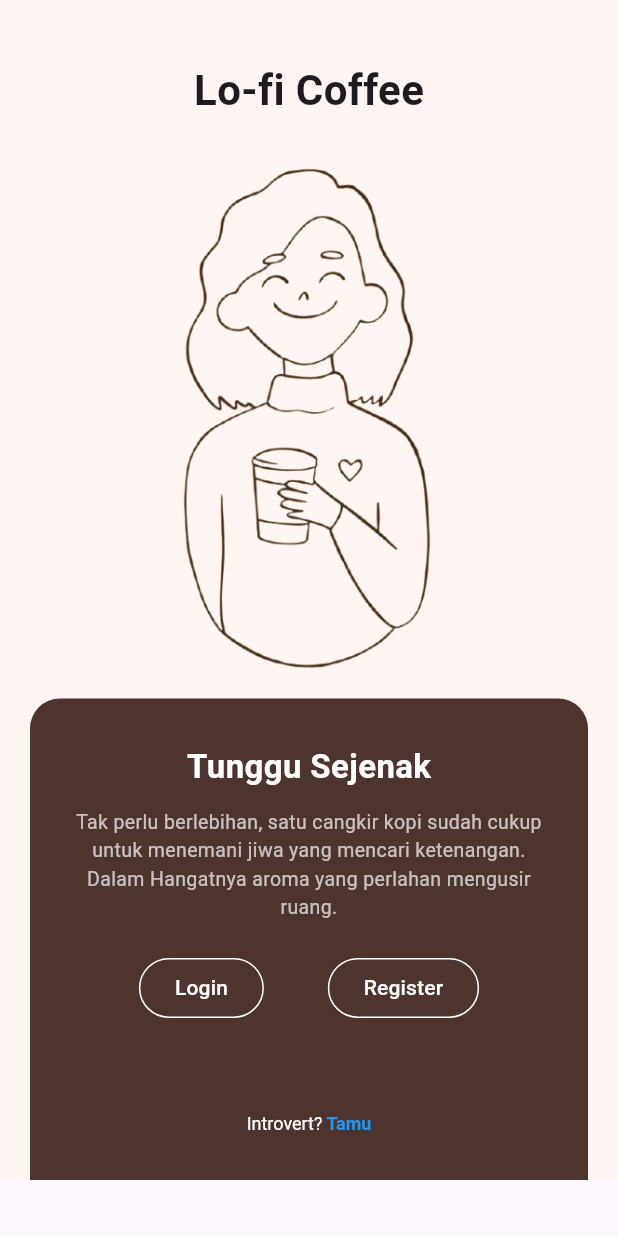
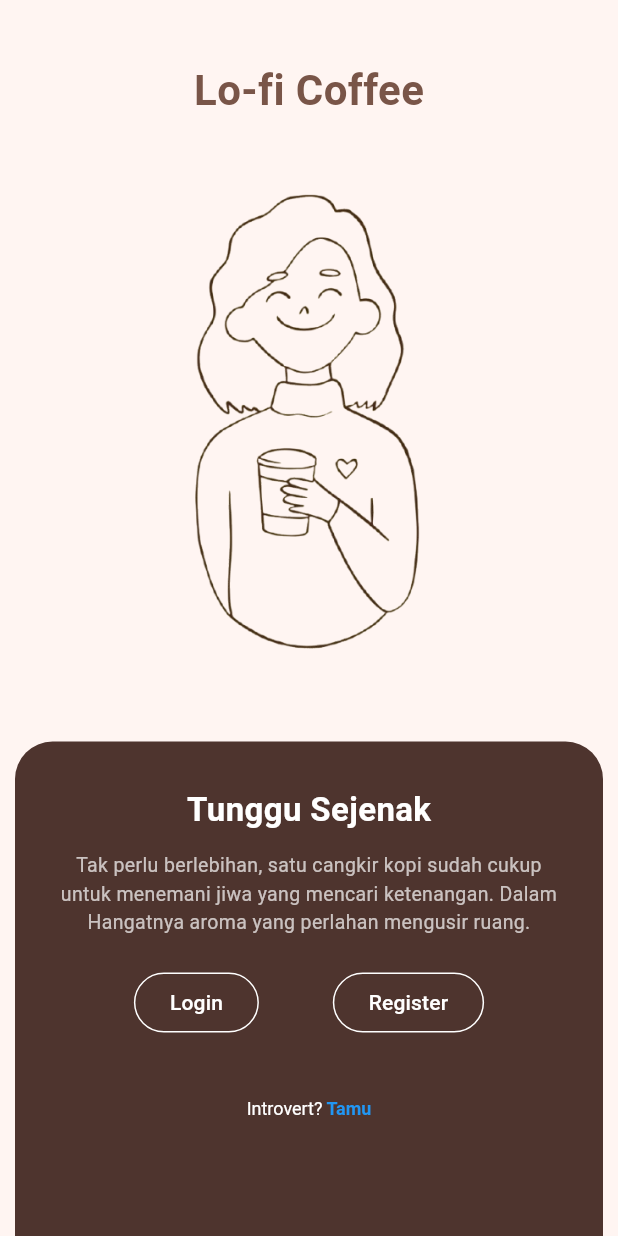
Before and after one commit to Andkhrzald/LofiCoffe, a Flutter app: the screen it shows after launch, on a phone screen of 412 x 824 dp. Run offline on Flutter 3.47's test engine with Material 3 defaults, Android fonts, the phone set to English and light mode, and no system bars.

Commit message:
Style Container Login

```diff
--- a/lib/main.dart
+++ b/lib/main.dart
@@ -10,48 +10,61 @@ class loginPage extends StatelessWidget {
     return new MaterialApp(
       debugShowCheckedModeBanner: false,
       home: new Scaffold(
-        body: SingleChildScrollView(
-          child: Container(
-            //id=kotak
+        body: LayoutBuilder(
+          builder: (context, constraints) {
+            return Container(
               color: const Color.fromARGB(255, 255, 245, 242),
               width: double.infinity,
-            child: new Column(
-              mainAxisAlignment:
-                  MainAxisAlignment.start, //nempel ke atas tulisanya
+              height: constraints.maxHeight, // ⬅️ full tinggi layar
+              child: Column(
                 children: [
-                SizedBox(height: 40), //Jarak dari atas
-                Text(
+                  const SizedBox(height: 40),
+                  const Text(
                     "Lo-fi Coffee",
-                  style: TextStyle(fontSize: 28, fontWeight: FontWeight.bold),
-                ),
-
-                SizedBox(height: 0), //Jarak dari atas ke gambar WanitaLofi
-
-                Image.asset(
-                  'assets/image/WanitaLoFi.png',
-                  width: 250,
-                  fit: BoxFit.contain,
-                ),
-
-                SizedBox(height: 1), // jarak kotak Login
-
-                Container(
-                  width: 600,
-                  margin: EdgeInsets.symmetric(horizontal: 20),
-                  padding: EdgeInsets.all(30),
-                  decoration: BoxDecoration(
-                    color: Colors.brown[800],
-                    borderRadius: BorderRadius.only(
-                      topLeft: Radius.circular(20),
-                      topRight: Radius.circular(20),
-                      bottomLeft: Radius.circular(0), //Tetap Lancip yang kiri
-                      bottomRight: Radius.circular(0), //Kanan Tetap Lancip
+                    style: TextStyle(
+                      fontSize: 28,
+                      fontWeight: FontWeight.bold,
+                      color: Colors.brown,
                     ),
                   ),
 
+                  const SizedBox(height: 20),
+
+                  Expanded(
+                    child: Stack(
+                      clipBehavior: Clip.none,
+                      children: [
+                        // GAMBAR WANITA
+                        Align(
+                          alignment: Alignment.topCenter,
+                          child: Image.asset(
+                            'assets/image/WanitaLoFi.png',
+                            height: 350,
+                            fit: BoxFit.contain,
+                          ),
+                        ),
+
+                        // KOTAK COKLAT (MENYENTUH BAWAH)
+                        Positioned(
+                          left: 10,
+                          right: 10,
+                          bottom: 0, // ✅ NEMPEL KE BAWAH LAYAR
+                          child: Container(
+                            height:
+                                constraints.maxHeight *
+                                0.4, // ⬅️ INI KUNCINYA buat niban ke atas
+                            padding: const EdgeInsets.all(30),
+                            decoration: BoxDecoration(
+                              color: Colors.brown[800],
+                              borderRadius: const BorderRadius.only(
+                                topLeft: Radius.circular(25),
+                                topRight: Radius.circular(25),
+                              ),
+                            ),
                             child: Column(
+                              mainAxisSize: MainAxisSize.min,
                               children: [
-                      Text(
+                                const Text(
                                   "Tunggu Sejenak",
                                   style: TextStyle(
                                     fontSize: 22,
@@ -60,35 +73,43 @@ class loginPage extends StatelessWidget {
                                   ),
                                 ),
 
-                      SizedBox(height: 12), // jarak Text Filosofi Kopi
-                      Text(
+                                const SizedBox(height: 12),
+
+                                const Text(
                                   "Tak perlu berlebihan, satu cangkir kopi sudah cukup untuk menemani jiwa yang mencari ketenangan. Dalam Hangatnya aroma yang perlahan mengusir ruang.",
                                   textAlign: TextAlign.center,
-                        style: TextStyle(fontSize: 13, color: Colors.white70),
+                                  style: TextStyle(
+                                    fontSize: 13,
+                                    color: Colors.white70,
+                                  ),
                                 ),
 
-                      SizedBox(height: 20), // jarak batton Login
+                                const SizedBox(height: 20),
 
                                 Row(
-                        mainAxisAlignment: MainAxisAlignment.spaceEvenly,
+                                  mainAxisAlignment:
+                                      MainAxisAlignment.spaceEvenly,
                                   children: [
                                     OutlinedButton(
                                       onPressed: () {},
                                       style: OutlinedButton.styleFrom(
-                              side: BorderSide(color: Colors.white),
+                                        side: const BorderSide(
+                                          color: Colors.white,
                                         ),
-                            child: Text(
+                                      ),
+                                      child: const Text(
                                         "Login",
                                         style: TextStyle(color: Colors.white),
                                       ),
                                     ),
-
                                     OutlinedButton(
                                       onPressed: () {},
                                       style: OutlinedButton.styleFrom(
-                              side: BorderSide(color: Colors.white),
+                                        side: const BorderSide(
+                                          color: Colors.white,
                                         ),
-                            child: Text(
+                                      ),
+                                      child: const Text(
                                         "Register",
                                         style: TextStyle(color: Colors.white),
                                       ),
@@ -96,10 +117,10 @@ class loginPage extends StatelessWidget {
                                   ],
                                 ),
 
-                      SizedBox(height: 60), // jarak Text Tamu
+                                const SizedBox(height: 40),
 
                                 RichText(
-                        text: TextSpan(
+                                  text: const TextSpan(
                                     children: [
                                       TextSpan(
                                         text: "Introvert?",
@@ -108,7 +129,6 @@ class loginPage extends StatelessWidget {
                                           fontSize: 12,
                                         ),
                                       ),
-
                                       TextSpan(
                                         text: " Tamu",
                                         style: TextStyle(
@@ -123,9 +143,14 @@ class loginPage extends StatelessWidget {
                               ],
                             ),
                           ),
+                        ),
                       ],
                     ),
                   ),
+                ],
+              ),
+            );
+          },
         ),
       ),
     );
```
Also changed, not shown: flutter_01.png (deleted), flutter_02.png (deleted), flutter_03.png (deleted), flutter_04.png (deleted). Lines whose indentation alone changed are shown as unchanged.
